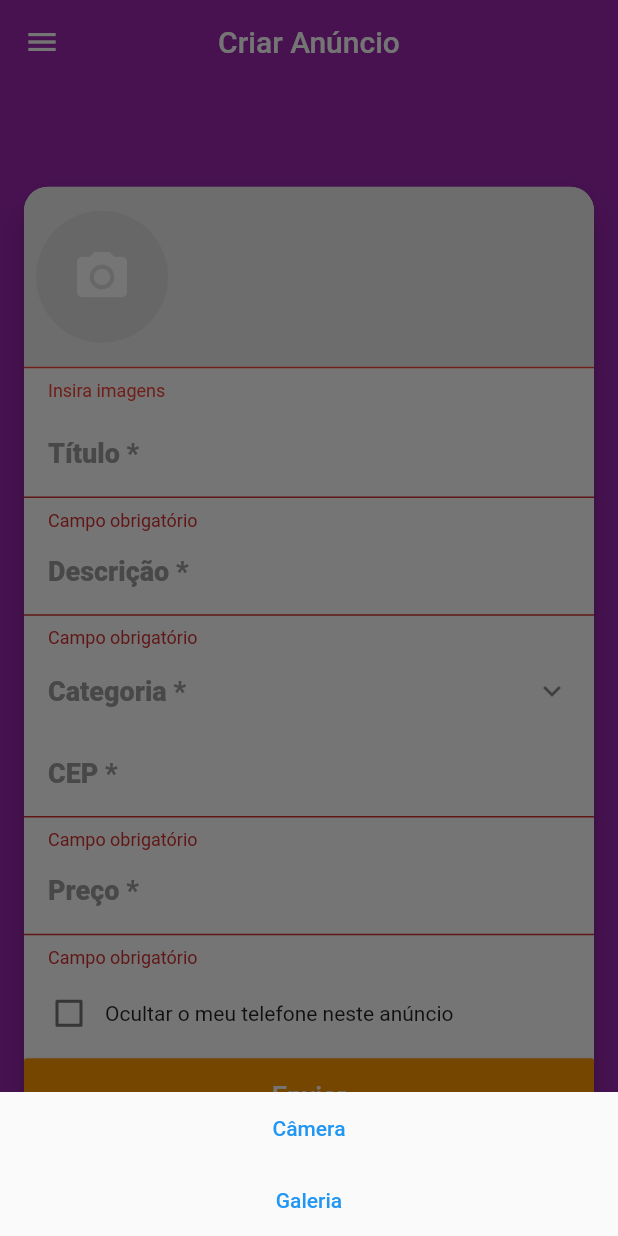
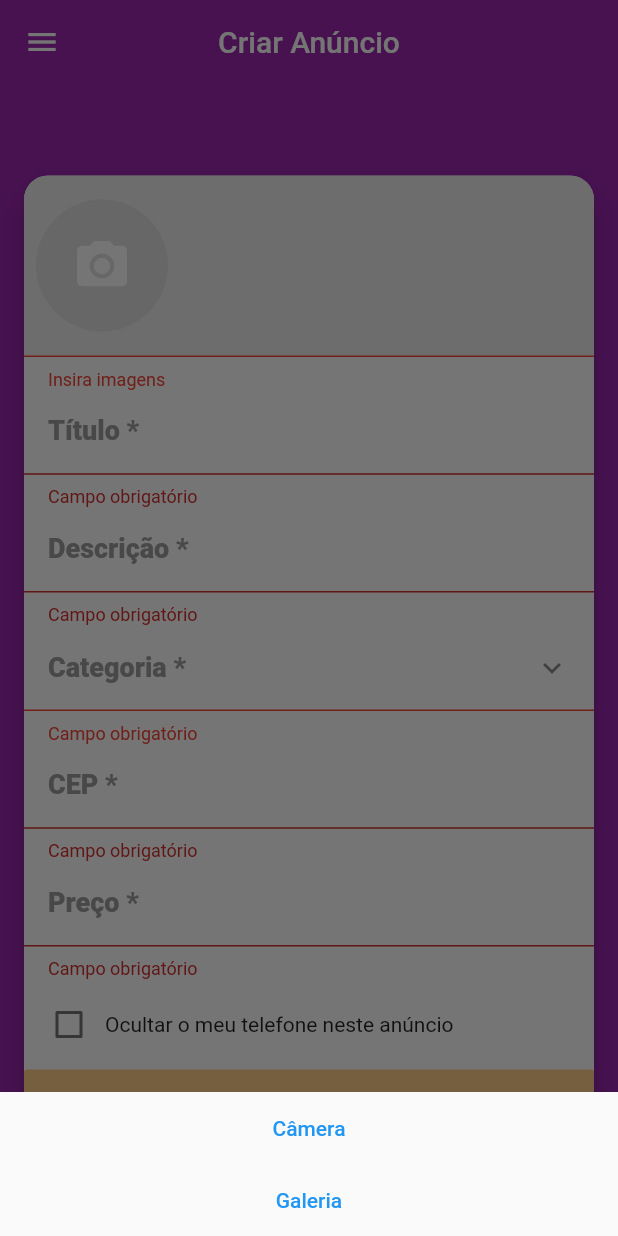
Before and after one commit to gabrielvt27/clone_olx, a Flutter app: the AnnouncementScreen screen opened directly, after a tap on the "camera alt" icon, on a phone screen of 412 x 824 dp. Run offline on Flutter 3.47's test engine with Material 2 defaults, Android fonts, the phone set to English and light mode, and no system bars; our stand-ins replace brasil_fields, dio, flutter_mobx, get_it, image_cropper, image_picker and 3 more; accounts and stored records are empty; generated files the repository leaves out were written again; network calls fail.

```diff
--- a/lib/screens/advertisement/announcement_screen.dart
+++ b/lib/screens/advertisement/announcement_screen.dart
@@ -97,7 +97,8 @@ class AnnouncementScreen extends StatelessWidget {
                 HidePhoneField(
                   announcementStore: announcementStore,
                 ),
-                MaterialButton(
+                Observer(builder: (_) {
+                  return MaterialButton(
                     height: 50,
                     color: Colors.orange,
                     disabledColor: Colors.orange.withAlpha(120),
@@ -107,8 +108,9 @@ class AnnouncementScreen extends StatelessWidget {
                     ),
                     materialTapTargetSize: MaterialTapTargetSize.shrinkWrap,
                     textColor: Colors.white,
-                  onPressed: () {},
-                ),
+                    onPressed: announcementStore.sendPressed,
+                  );
+                }),
               ],
             ),
           ),
--- a/lib/screens/advertisement/components/category_field.dart
+++ b/lib/screens/advertisement/components/category_field.dart
@@ -14,7 +14,9 @@ class CategoryField extends StatelessWidget {
   @override
   Widget build(BuildContext context) {
     return Observer(builder: (context) {
-      return ListTile(
+      return Column(
+        children: [
+          ListTile(
             title: Text(
               'Categoria *',
               style: TextStyle(
@@ -42,6 +44,36 @@ class CategoryField extends StatelessWidget {
                 announcementStore.setCategory(category);
               }
             },
+          ),
+          (announcementStore.categoryError != null)
+              ? Container(
+                  alignment: Alignment.centerLeft,
+                  decoration: const BoxDecoration(
+                    border: Border(
+                      top: BorderSide(
+                        color: Colors.red,
+                      ),
+                    ),
+                  ),
+                  padding: const EdgeInsets.fromLTRB(16, 8, 0, 0),
+                  child: Text(
+                    announcementStore.categoryError!,
+                    style: const TextStyle(
+                      color: Colors.red,
+                      fontSize: 12,
+                    ),
+                  ),
+                )
+              : Container(
+                  decoration: const BoxDecoration(
+                    border: Border(
+                      top: BorderSide(
+                        color: Colors.grey,
+                      ),
+                    ),
+                  ),
+                ),
+        ],
       );
     });
   }
--- a/lib/screens/advertisement/components/images_field.dart
+++ b/lib/screens/advertisement/components/images_field.dart
@@ -108,7 +108,7 @@ class ImagesField extends StatelessWidget {
                   color: Colors.red,
                 )),
               ),
-              padding: const EdgeInsets.fromLTRB(16, 8, 0, 8),
+              padding: const EdgeInsets.fromLTRB(16, 8, 0, 0),
               child: Text(
                 announcementStore.imagesError,
                 style: const TextStyle(
--- a/lib/stores/announcement_store.dart
+++ b/lib/stores/announcement_store.dart
@@ -1,6 +1,7 @@
 import 'package:clone_olx/models/address.dart';
 import 'package:clone_olx/models/category.dart';
 import 'package:clone_olx/stores/cep_store.dart';
+import 'package:flutter/cupertino.dart';
 import 'package:mobx/mobx.dart';
 part 'announcement_store.g.dart';
 
@@ -67,6 +68,18 @@ abstract class _AnnouncementStoreBase with Store {
   @action
   void setCategory(Category value) => category = value;
 
+  @computed
+  bool get categoryValid => category != null;
+
+  @computed
+  String? get categoryError {
+    if (categoryValid) {
+      return null;
+    } else {
+      return 'Campo obrigatório';
+    }
+  }
+
   @observable
   bool? hidePhone = false;
 
@@ -120,4 +133,17 @@ abstract class _AnnouncementStoreBase with Store {
       return 'Preço inválido';
     }
   }
+
+  @computed
+  bool get formValid =>
+      imagesValid &&
+      titleValid &&
+      descriptionValid &&
+      categoryValid &&
+      addressValid &&
+      priceValid;
+
+  VoidCallback? get sendPressed => formValid ? _send : null;
+
+  void _send() {}
 }
```
Also changed, not shown: lib/stores/announcement_store.g.dart. Lines whose indentation alone changed are shown as unchanged.
